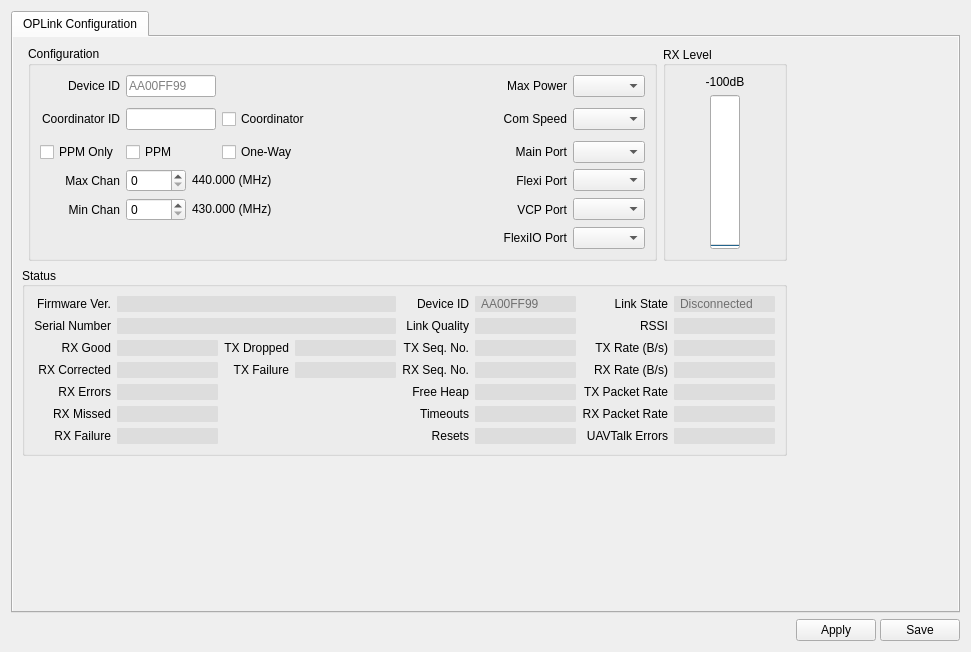
First picture: the form in ground/gcs/src/plugins/config/oplink.ui, repository librepilot/LibrePilot, before the edit.
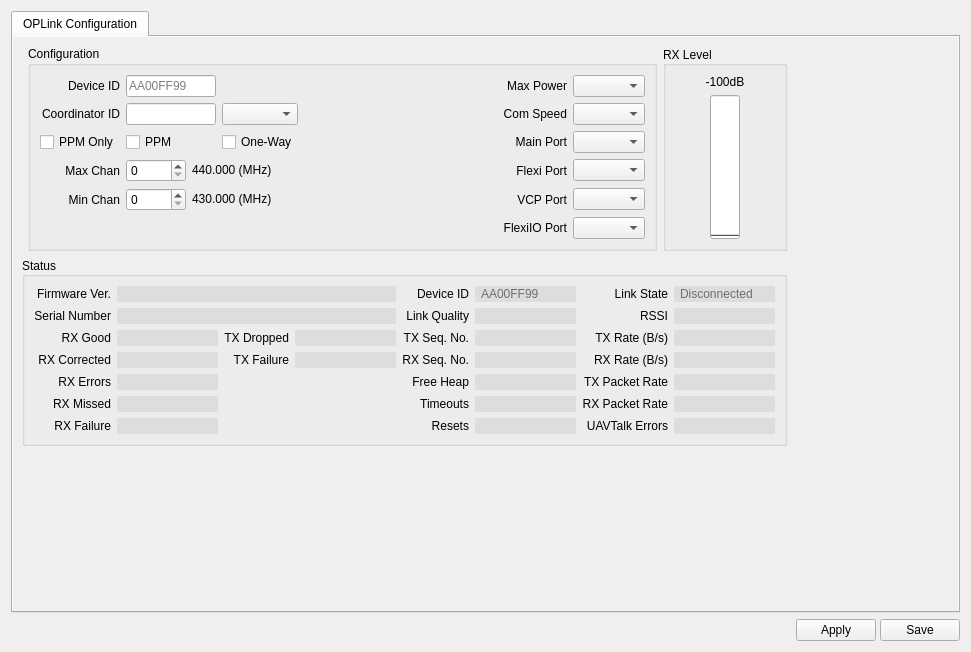
Second picture: the form after the edit. Icons and pictures are not drawn.

```diff
--- a/ground/gcs/src/plugins/config/oplink.ui
+++ b/ground/gcs/src/plugins/config/oplink.ui
@@ -1606,30 +1606,21 @@
                </widget>
               </item>
               <item row="1" column="2">
-               <widget class="QCheckBox" name="Coordinator">
-                <property name="sizePolicy">
-                 <sizepolicy hsizetype="Preferred" vsizetype="Fixed">
-                  <horstretch>0</horstretch>
-                  <verstretch>0</verstretch>
-                 </sizepolicy>
-                </property>
-                <property name="minimumSize">
+               <widget class="QComboBox" name="Protocol">
+                <property name="maximumSize">
                  <size>
-                  <width>0</width>
-                  <height>32</height>
+                  <width>16777215</width>
+                  <height>16777215</height>
                  </size>
                 </property>
-                <property name="font">
-                 <font>
-                  <weight>50</weight>
-                  <bold>false</bold>
-                 </font>
-                </property>
                 <property name="toolTip">
                  <string>This modem will be a coordinator and other modems will bind to it.</string>
                 </property>
-                <property name="text">
-                 <string>Coordinator</string>
+                <property name="layoutDirection">
+                 <enum>Qt::LeftToRight</enum>
+                </property>
+                <property name="modelColumn">
+                 <number>0</number>
                 </property>
                </widget>
               </item>
```
Left out of the diff: 2 changed lines with no effect on the pictures.
